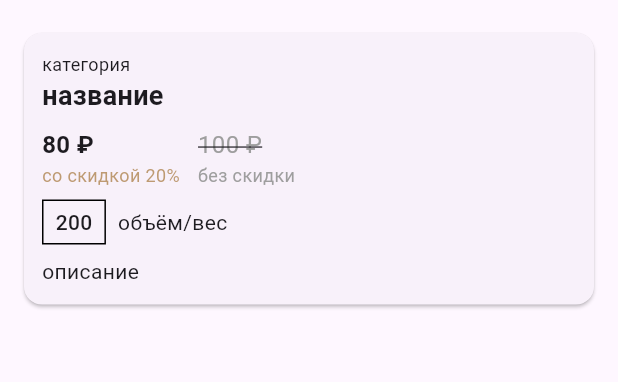
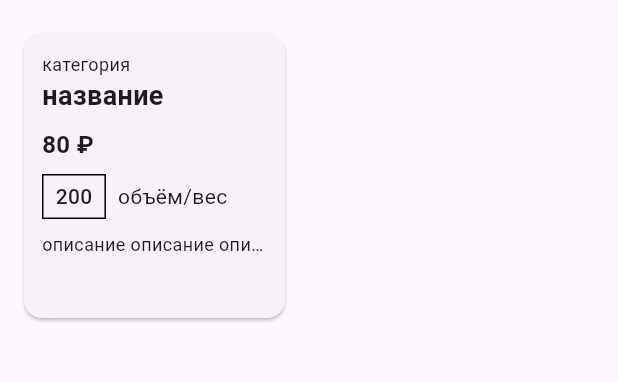
Before and after one commit to mariaemel/mini-shop, a Flutter app: the screen it shows after launch, on a phone screen of 412 x 824 dp, the part 63-445 px from its top. Run offline on Flutter 3.47's test engine with Material 3 defaults, Android fonts, the phone set to English and light mode, and no system bars.

Commit message:
add product screen

```diff
--- a/lib/screens/home_screen.dart
+++ b/lib/screens/home_screen.dart
@@ -11,7 +11,7 @@ class HomeScreen extends StatelessWidget {
       category: 'категория',
       price: 100.00,
       discount: 20.00,
-      description: 'описание',
+      description: 'описание описание описание описание описание описание описание',
       weight: '200',
     ),
   ];
@@ -20,7 +20,8 @@ class HomeScreen extends StatelessWidget {
   Widget build(BuildContext context) {
     return Scaffold(
       appBar: AppBar(title: const Text('Мини-магазин'), centerTitle: true),
-      body: ListView.builder(
+      body: GridView.builder(
+        gridDelegate: const SliverGridDelegateWithFixedCrossAxisCount(crossAxisCount: 2),
         itemCount: products.length,
         itemBuilder: (context, index) => ProductCard(product: products[index]),
       ),
--- a/lib/screens/product_card.dart
+++ b/lib/screens/product_card.dart
@@ -1,4 +1,5 @@
 import 'package:flutter/material.dart';
+import '../screens/product_detail_screen.dart';
 import '../models/product.dart';
 
 class ProductCard extends StatelessWidget {
@@ -12,7 +13,11 @@ class ProductCard extends StatelessWidget {
   Widget build(BuildContext context) {
     final priceText = hasDiscount ? product.discountedPrice.toStringAsFixed(0) : product.price.toStringAsFixed(0);
 
-    return Card(
+    return InkWell(
+      onTap: () {
+        Navigator.push(context, MaterialPageRoute(builder: (context) => ProductDetailScreen(product: product)));
+      },
+      child: Card(
         margin: const EdgeInsets.symmetric(vertical: 8, horizontal: 16),
         child: Padding(
           padding: const EdgeInsets.all(12),
@@ -25,36 +30,16 @@ class ProductCard extends StatelessWidget {
               Row(
                 crossAxisAlignment: CrossAxisAlignment.start,
                 children: [
-                Column(
+                  Expanded(
+                    child: Column(
                       crossAxisAlignment: CrossAxisAlignment.start,
                       children: [
                         Text('$priceText ₽', style: const TextStyle(fontSize: 16, fontWeight: FontWeight.bold)),
-                    Text(
-                      hasDiscount ? 'со скидкой ${product.discount.toStringAsFixed(0)}%' : 'без скидки',
-                      style: TextStyle(
-                        color: hasDiscount ? const Color.fromARGB(184, 167, 121, 62) : Colors.grey,
-                        fontSize: 12,
+                      ],
                     ),
                   ),
-                  ],
-                ),
+
                   const SizedBox(width: 12),
-
-                if (hasDiscount)
-                  Column(
-                    crossAxisAlignment: CrossAxisAlignment.start,
-                    children: [
-                      Text(
-                        '${product.price.toStringAsFixed(0)} ₽',
-                        style: const TextStyle(
-                          fontSize: 16,
-                          color: Colors.grey,
-                          decoration: TextDecoration.lineThrough,
-                        ),
-                      ),
-                      const Text('без скидки', style: TextStyle(color: Colors.grey, fontSize: 12)),
-                    ],
-                  ),
                 ],
               ),
               const SizedBox(height: 8),
@@ -73,8 +58,14 @@ class ProductCard extends StatelessWidget {
                 ],
               ),
               const SizedBox(height: 8),
-            Text(product.description),
+              Text(
+                product.description,
+                style: const TextStyle(fontSize: 12),
+                maxLines: 1,
+                overflow: TextOverflow.ellipsis,
+              ),
             ],
+          ),
         ),
       ),
     );
```
Also changed, not shown: lib/screens/product_detail_screen.dart (added, +91 -0 lines). Lines whose indentation alone changed are shown as unchanged.
